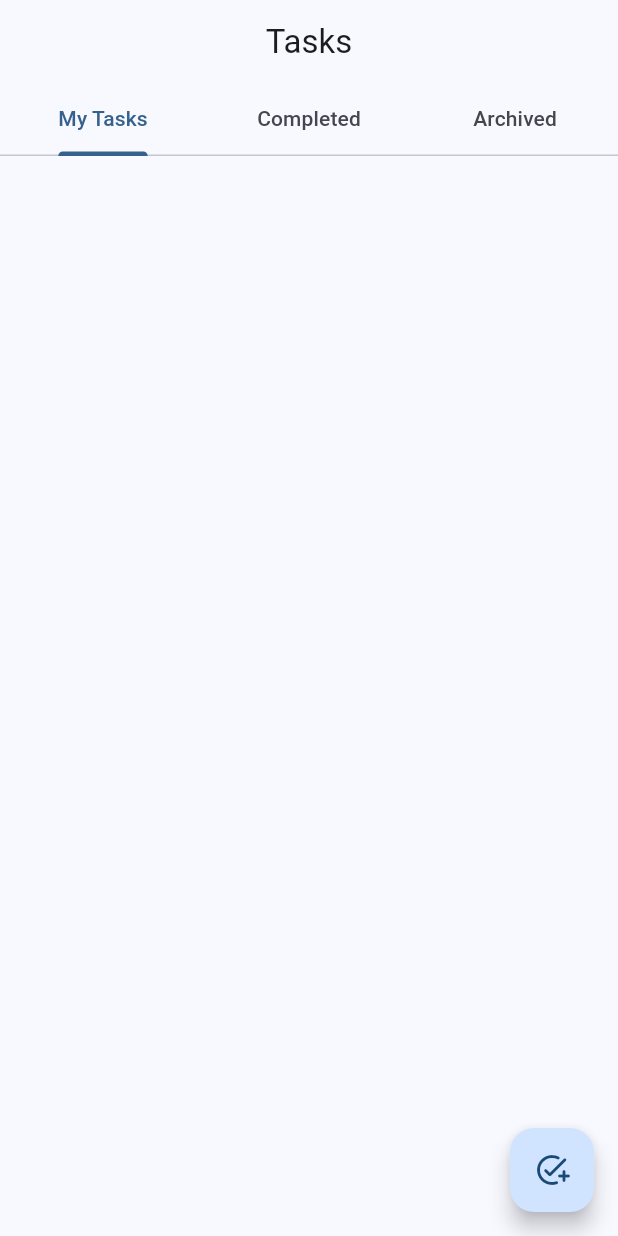
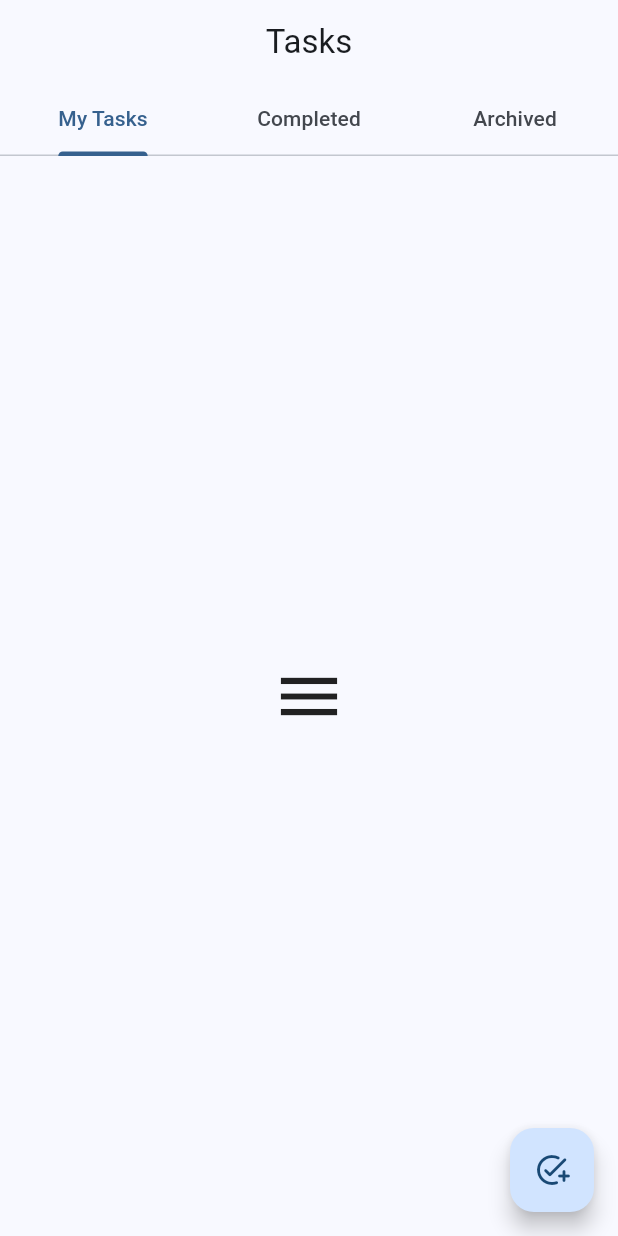
Before and after one commit to paula-a-pham/tasks-app, a Flutter app: the screen it shows after launch, on a phone screen of 412 x 824 dp. Run offline on Flutter 3.47's test engine with Material 3 defaults, Android fonts, the light colour scheme and no system bars; our stand-ins replace bloc, flutter_bloc, sqflite; accounts and stored records are empty.

Commit message:
update screens ui

```diff
--- a/lib/modules/my_tasks/my_tasks_screen.dart
+++ b/lib/modules/my_tasks/my_tasks_screen.dart
@@ -17,21 +17,26 @@ class MyTasksScreen extends StatelessWidget {
             ? const Center(
                 child: CircularProgressIndicator(),
               )
-            : Padding(
+            : TaskCubit.getCubit(context).myTasks.isNotEmpty
+                ? Padding(
                     padding: const EdgeInsets.all(25.0),
                     child: CustomListView(
                       tasks: TaskCubit.getCubit(context).myTasks,
                       onLeadingTab: (index) {
-                    TaskCubit.getCubit(context).updateTask(TaskCubit.getCubit(context).myTasks[index].id!, 1);
-                    customSnackBar(
-                                        context, 'Task Completed.');
+                        TaskCubit.getCubit(context).updateTask(
+                            TaskCubit.getCubit(context).myTasks[index].id!, 1);
+                        customSnackBar(context, 'Task Completed.');
                       },
                       onTrailingTab: (index) {
-                    TaskCubit.getCubit(context).updateTask(TaskCubit.getCubit(context).myTasks[index].id!, 2);
-                    customSnackBar(
-                                        context, 'Task Archived.');
+                        TaskCubit.getCubit(context).updateTask(
+                            TaskCubit.getCubit(context).myTasks[index].id!, 2);
+                        customSnackBar(context, 'Task Archived.');
                       },
                     ),
+                  )
+                : const Icon(
+                    Icons.menu,
+                    size: 50.0,
                   );
       },
     );
```
Also changed, not shown: lib/modules/archived_tasks/archived_tasks_screen.dart (+14 -7 lines), lib/modules/completed_tasks/completed_tasks_screen.dart (+12 -4 lines). Lines whose indentation alone changed are shown as unchanged.
